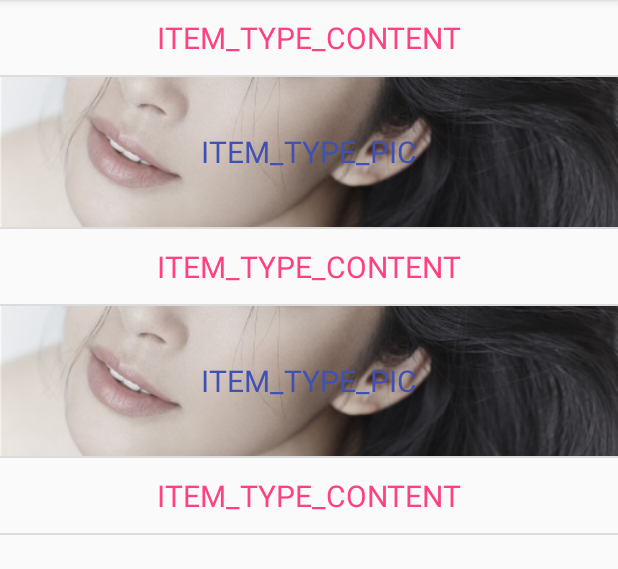
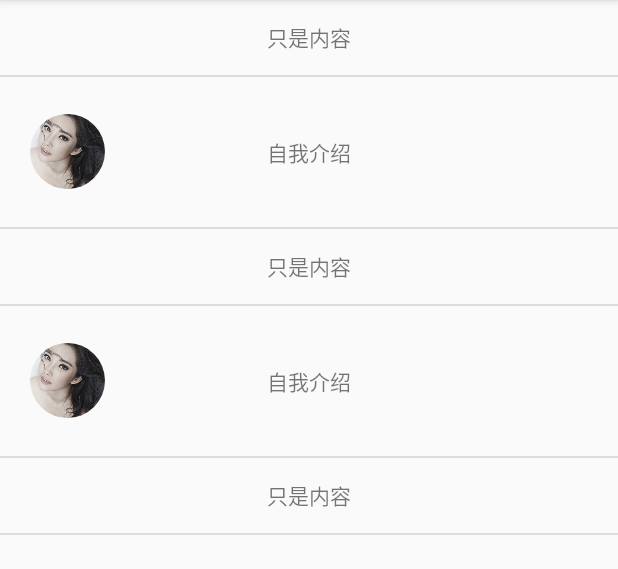
Before and after one commit to Allure0/LMRecycleAdapter, an Android app: the screen it shows after launch (MultiItemActivity), in the options menu, after a tap on "MutiRecycle", on a phone screen of 412 x 824 dp, the part 84-653 px from its top. Run offline under Robolectric (Android 15) with nearby library versions, the phone set to English and light mode, and no system bars; our stand-ins replace CircleImageView.

Commit message:
Adjust UI

```diff
--- a/sample/build.gradle
+++ b/sample/build.gradle
@@ -19,11 +19,15 @@ android {
             proguardFiles getDefaultProguardFile('proguard-android.txt'), 'proguard-rules.pro'
         }
     }
+    lintOptions {
+        abortOnError false
+    }
 }
 
 dependencies {
     compile fileTree(dir: 'libs', include: ['*.jar'])
     testCompile 'junit:junit:4.12'
     compile 'com.android.support:appcompat-v7:23.0.1'
+    compile 'de.hdodenhof:circleimageview:2.1.0'
     compile project(':lm_recycleview_adapter')
 }
--- a/sample/src/main/java/com/allure/sample/MainActivity.java
+++ b/sample/src/main/java/com/allure/sample/MainActivity.java
@@ -36,7 +36,6 @@ public class MainActivity extends AppCompatActivity {
 
     private List<TestBean> list = new ArrayList<>();
 
-    private String name[] = {"张学友", "刘德华", "李冰冰", "范冰冰", "高圆圆"};
 
     private HeaderAndFooterWrapper mHeaderAndFooterWrapper;
     private HeaderLayout mHeaderLayout;
@@ -91,10 +90,9 @@ public class MainActivity extends AppCompatActivity {
     //add list
     private void addList() {
         List<TestBean> mList=new ArrayList<>();
-        for (int i = 0; i < name.length; i++) {
+        for (int i = 0; i < 3; i++) {
             TestBean testBean = new TestBean();
-            testBean.setName(name[i]);
-            testBean.setDesc("大家好,我是:" + name[i]);
+            testBean.setName("新增Item");
             mList.add(testBean);
         }
         mTestAdapter.setList(mList);
@@ -113,10 +111,9 @@ public class MainActivity extends AppCompatActivity {
 
     private List<TestBean> initData() {
 
-        for (int i = 0; i < name.length; i++) {
+        for (int i = 0; i < 5; i++) {
             TestBean testBean = new TestBean();
-            testBean.setName(name[i]);
-            testBean.setDesc("大家好,我是:" + name[i]);
+            testBean.setName("Item"+String.valueOf(i));
             list.add(testBean);
         }
         return list;
--- a/sample/src/main/java/com/allure/sample/MultiItemActivity.java
+++ b/sample/src/main/java/com/allure/sample/MultiItemActivity.java
@@ -97,7 +97,7 @@ public class MultiItemActivity extends AppCompatActivity {
         for (int i = 0; i < 5; i++) {
             MutiBean news = new MutiBean();
             if(i%2==0){
-                news.setContent("ITEM_TYPE_CONTENT");
+                news.setContent("只是内容");
                 news.setItemType(MutiBean.ITEM_TYPE_CONTENT);
             }else{
                 news.setResoucre(R.drawable.lbb);
--- a/sample/src/main/java/com/allure/sample/adapter/TestAdapter.java
+++ b/sample/src/main/java/com/allure/sample/adapter/TestAdapter.java
@@ -23,8 +23,8 @@ public class TestAdapter extends BaseCleanRecycleAdapter<TestBean> {
 
     @Override
     protected void convert(final BaseViewHolderHelper helper, TestBean item, final int position) {
-        helper.setText(R.id.name, item.getName())
-                .setText(R.id.desc, item.getDesc());
+        helper.setText(R.id.name, item.getName());
+
         //Onclick
         helper.setOnClickListener(R.id.name, new View.OnClickListener() {
             @Override
--- a/sample/src/main/java/com/allure/sample/bean/TestBean.java
+++ b/sample/src/main/java/com/allure/sample/bean/TestBean.java
@@ -7,15 +7,6 @@ import java.io.Serializable;
  */
 public class TestBean implements Serializable{
     private String name;
-    private String desc;
-
-    public String getDesc() {
-        return desc;
-    }
-
-    public void setDesc(String desc) {
-        this.desc = desc;
-    }
 
     public String getName() {
         return name;
--- a/sample/src/main/res/layout/multi_item_image.xml
+++ b/sample/src/main/res/layout/multi_item_image.xml
@@ -3,18 +3,21 @@
     android:orientation="vertical" android:layout_width="match_parent"
     android:layout_height="100dp">
 
-    <ImageView
-        android:layout_centerInParent="true"
+
+    <de.hdodenhof.circleimageview.CircleImageView
+        android:layout_marginLeft="20dp"
+        android:layout_centerVertical="true"
         android:id="@+id/image"
         android:scaleType="centerCrop"
-        android:layout_width="fill_parent"
-        android:layout_height="fill_parent" />
+        android:layout_width="50dp"
+        android:layout_height="50dp" />
+
     <TextView
-        android:layout_centerInParent="true"
-        android:textColor="@color/colorPrimary"
-        android:textSize="20sp"
-        android:id="@+id/text_content"
-        android:text="ITEM_TYPE_PIC"
+        android:layout_centerVertical="true"
+        android:layout_centerHorizontal="true"
+        android:id="@+id/name"
+        android:text="自我介绍"
         android:layout_width="wrap_content"
         android:layout_height="wrap_content" />
+
 </RelativeLayout>
--- a/sample/src/main/res/layout/multi_item_text.xml
+++ b/sample/src/main/res/layout/multi_item_text.xml
@@ -5,8 +5,6 @@
 
     <TextView
         android:layout_centerInParent="true"
-        android:textColor="@color/colorAccent"
-        android:textSize="20sp"
         android:id="@+id/text_content"
         android:text=""
         android:layout_width="wrap_content"
```
Also changed, not shown: sample/src/main/java/com/allure/sample/LoadMoreActivity.java (+3 -6 lines), sample/src/main/res/layout/test_recycle_item.xml (+6 -12 lines).
